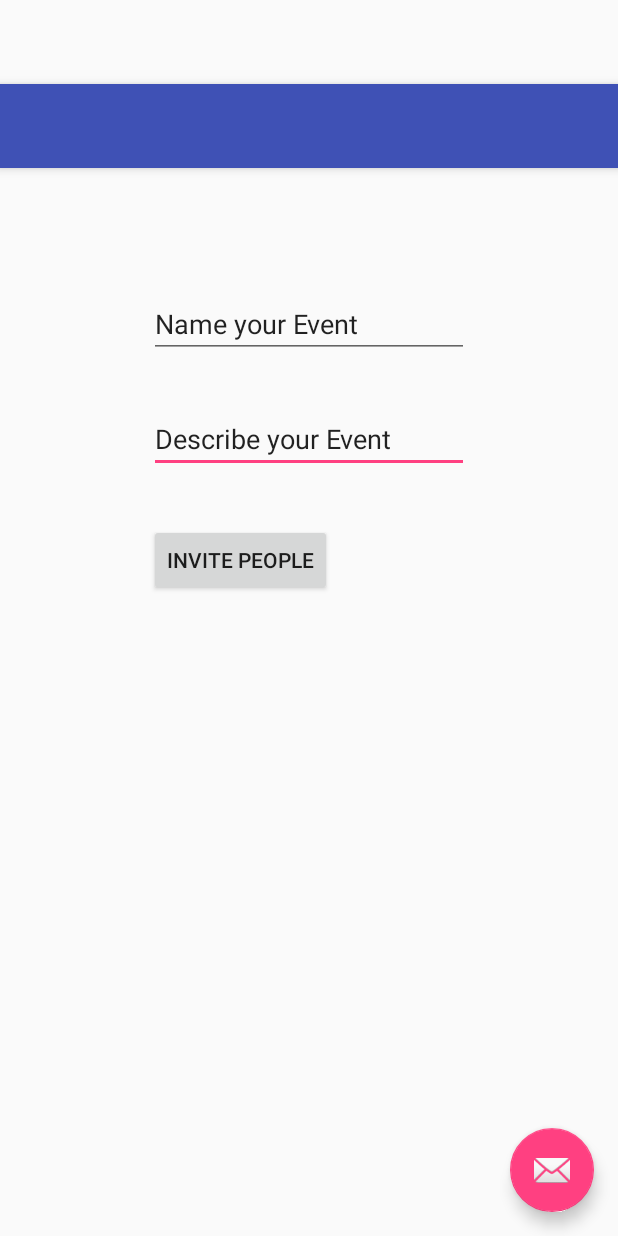
After one commit to manubhats/KonnectMe, an Android app: the layout activity_register_event.xml on its own in the app's theme, with its tools: preview values and no code run, on a phone screen of 412 x 824 dp. The commit adds this screen. Run offline under Robolectric (Android 15) with nearby library versions, the phone set to English and light mode, and no system bars.

Commit message:
Added new RegisterEvent activity

```diff
--- a/app/build.gradle
+++ b/app/build.gradle
@@ -24,5 +24,5 @@ dependencies {
     testCompile 'junit:junit:4.12'
     compile 'com.android.support:appcompat-v7:23.2.1'
     compile 'com.android.support:design:23.2.1'
-    compile 'com.wrapp.floatlabelededittext:library:0.0.6'
+
 }
--- /dev/null
+++ b/app/src/main/res/layout/activity_register_event.xml
@@ -0,0 +1,34 @@
+<?xml version="1.0" encoding="utf-8"?>
+<android.support.design.widget.CoordinatorLayout xmlns:android="http://schemas.android.com/apk/res/android"
+    xmlns:app="http://schemas.android.com/apk/res-auto"
+    xmlns:tools="http://schemas.android.com/tools"
+    android:layout_width="match_parent"
+    android:layout_height="match_parent"
+    android:fitsSystemWindows="true"
+    tools:context="hackdfw.connectme.RegisterEvent">
+
+    <android.support.design.widget.AppBarLayout
+        android:layout_width="match_parent"
+        android:layout_height="wrap_content"
+        android:theme="@style/AppTheme.AppBarOverlay">
+
+        <android.support.v7.widget.Toolbar
+            android:id="@+id/toolbar"
+            android:layout_width="match_parent"
+            android:layout_height="?attr/actionBarSize"
+            android:background="?attr/colorPrimary"
+            app:popupTheme="@style/AppTheme.PopupOverlay" />
+
+    </android.support.design.widget.AppBarLayout>
+
+    <include layout="@layout/content_register_event" />
+
+    <android.support.design.widget.FloatingActionButton
+        android:id="@+id/fab"
+        android:layout_width="wrap_content"
+        android:layout_height="wrap_content"
+        android:layout_gravity="bottom|end"
+        android:layout_margin="@dimen/fab_margin"
+        android:src="@android:drawable/ic_dialog_email" />
+
+</android.support.design.widget.CoordinatorLayout>
--- /dev/null
+++ b/app/src/main/res/layout/content_register_event.xml
@@ -0,0 +1,53 @@
+<?xml version="1.0" encoding="utf-8"?>
+<RelativeLayout xmlns:android="http://schemas.android.com/apk/res/android"
+    xmlns:app="http://schemas.android.com/apk/res-auto"
+    xmlns:tools="http://schemas.android.com/tools"
+    android:layout_width="match_parent"
+    android:layout_height="match_parent"
+    android:paddingBottom="@dimen/activity_vertical_margin"
+    android:paddingLeft="@dimen/activity_horizontal_margin"
+    android:paddingRight="@dimen/activity_horizontal_margin"
+    android:paddingTop="@dimen/activity_vertical_margin"
+    app:layout_behavior="@string/appbar_scrolling_view_behavior"
+    tools:context="hackdfw.connectme.RegisterEvent"
+    tools:showIn="@layout/activity_register_event">
+
+    <TextView
+        android:layout_width="wrap_content"
+        android:layout_height="wrap_content"
+        android:id="@+id/name"
+        android:layout_alignParentTop="true"
+        android:layout_centerHorizontal="true"
+        android:layout_marginTop="65dp" />
+
+    <EditText
+        android:layout_width="wrap_content"
+        android:layout_height="wrap_content"
+        android:inputType="textMultiLine"
+        android:ems="10"
+        android:id="@+id/descEvent"
+        android:layout_below="@+id/name"
+        android:layout_centerHorizontal="true"
+        android:layout_marginTop="57dp"
+        android:text="Describe your Event" />
+
+    <EditText
+        android:layout_width="wrap_content"
+        android:layout_height="wrap_content"
+        android:inputType="textPersonName"
+        android:text="Name your Event"
+        android:ems="10"
+        android:id="@+id/eventName"
+        android:layout_alignTop="@+id/name"
+        android:layout_alignStart="@+id/descEvent" />
+
+    <Button
+        android:layout_width="wrap_content"
+        android:layout_height="wrap_content"
+        android:text="Invite People"
+        android:id="@+id/invitePeople"
+        android:layout_below="@+id/descEvent"
+        android:layout_alignStart="@+id/descEvent"
+        android:layout_marginTop="34dp" />
+
+</RelativeLayout>
--- a/app/src/main/res/values/strings.xml
+++ b/app/src/main/res/values/strings.xml
@@ -2,4 +2,6 @@
     <string name="app_name">ConnectMe</string>
     <string name="action_settings">Settings</string>
     <string name="title_activity_create_event">CreateEvent</string>
+    <string name="eventName">Event name</string>
+    <string name="title_activity_register_event">RegisterEvent</string>
 </resources>
```
Also changed, not shown: app/src/main/AndroidManifest.xml (+15 -8 lines), app/src/main/java/hackdfw/connectme/MainActivity.java (+12 -0 lines), app/src/main/java/hackdfw/connectme/RegisterEvent.java (renamed from app/src/main/res/layout/activity_create_event.xml, +24 -30 lines), app/src/main/res/layout/content_create_event.xml (+39 -0 lines), app/src/main/res/layout/content_main.xml (+7 -0 lines).
